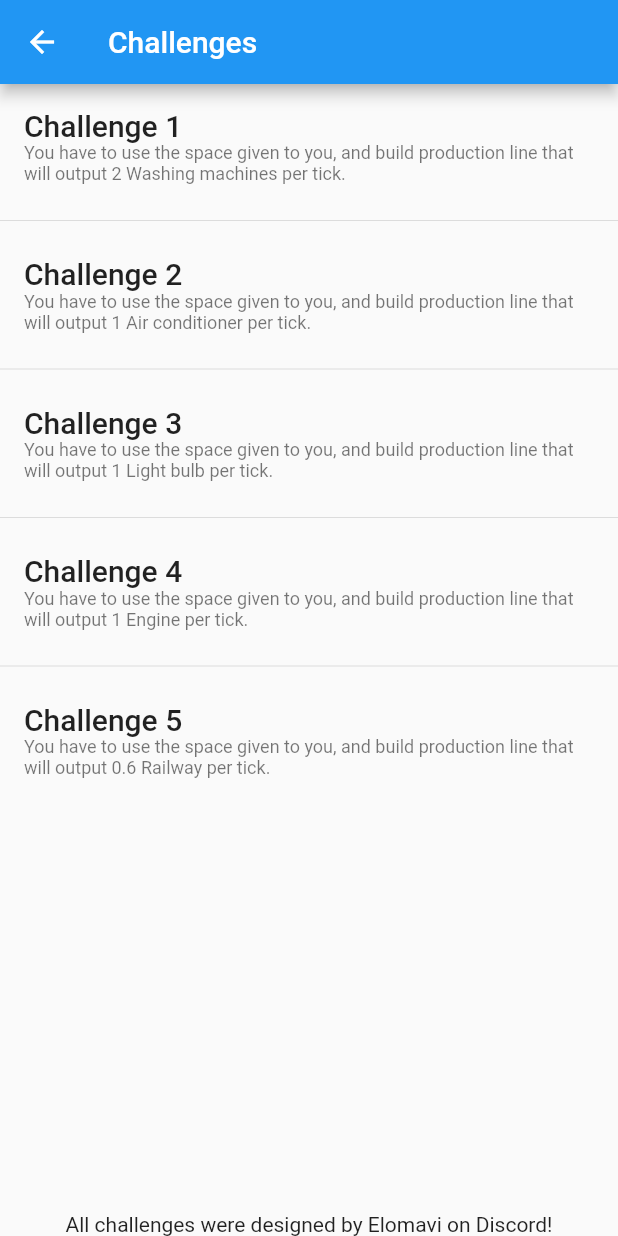
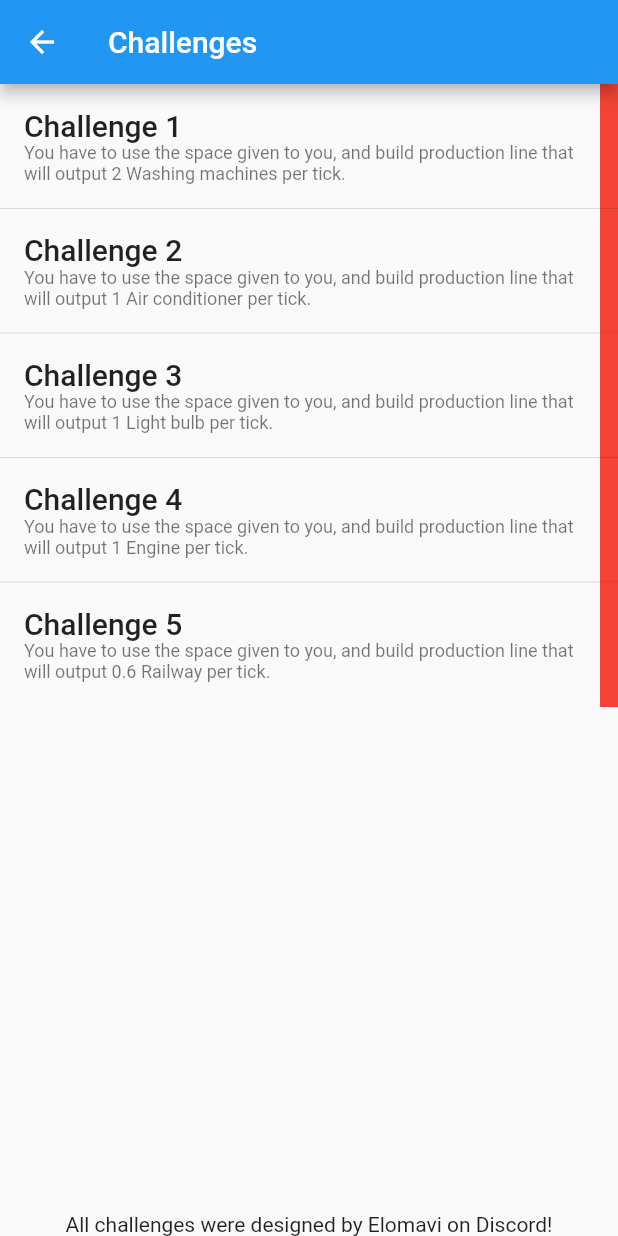
Before and after one commit to Flutter-Buddies/flutter_factory, a Flutter app: the screen it shows after launch, after a tap on "Challenges", on a phone screen of 412 x 824 dp. Run offline on Flutter 3.47's test engine with Material 2 defaults, Android fonts, the phone set to English and light mode, and no system bars; our stand-ins replace hive, hive_flutter, rxdart; accounts and stored records are empty.

Commit message:
Fix challenges

```diff
--- a/lib/game/model/factory_material_model.dart
+++ b/lib/game/model/factory_material_model.dart
@@ -106,7 +106,7 @@ abstract class FactoryMaterialModel{
   Color getColor(){
     switch(type){
       case FactoryMaterialType.iron:
-        return Colors.grey.shade300;
+        return Colors.grey.shade600;
       case FactoryMaterialType.copper:
         return Colors.orange;
       case FactoryMaterialType.diamond:
@@ -114,7 +114,7 @@ abstract class FactoryMaterialModel{
       case FactoryMaterialType.gold:
         return Colors.yellow;
       case FactoryMaterialType.aluminium:
-        return Colors.grey.shade100;
+        return Colors.grey.shade50;
       default:
         return Colors.red;
     }
--- a/lib/ui/screens/challenges_page.dart
+++ b/lib/ui/screens/challenges_page.dart
@@ -15,9 +15,40 @@ import 'package:flutter_factory/ui/widgets/info_widgets/selected_object_info.dar
 import 'package:flutter_factory/ui/widgets/info_widgets/seller_info.dart';
 import 'package:flutter_factory/ui/widgets/info_widgets/sorter_options.dart';
 import 'package:flutter_factory/ui/widgets/info_widgets/splitter_options.dart';
+import 'package:hive/hive.dart';
+import 'package:hive_flutter/hive_flutter.dart';
 
-class ChallengesListPage extends StatelessWidget {
+class ChallengesListPage extends StatefulWidget {
   ChallengesListPage({Key key}) : super(key: key);
+
+  @override
+  _ChallengesListPageState createState() => _ChallengesListPageState();
+}
+
+class _ChallengesListPageState extends State<ChallengesListPage> {
+  List<bool> _completed = <bool>[];
+
+  @override
+  void initState() {
+    super.initState();
+
+    _openBoxes();
+  }
+
+  void _openBoxes() async {
+    for(int i = 0; i < 5; i++){
+      Box _box = await Hive.openBox('challenge_$i');
+      print(_box.get('did_complete'));
+
+      if(mounted){
+        setState((){
+          _completed.add(_box.get('did_complete') ?? false);
+        });
+      }
+
+    }
+
+  }
 
   @override
   Widget build(BuildContext context) {
@@ -31,10 +62,20 @@ class ChallengesListPage extends StatelessWidget {
             child: ListView.separated(
               itemCount: 5,
               separatorBuilder: (BuildContext context, int i){
-                return Divider();
+                return Divider(height: 0.0);
               },
               itemBuilder: (BuildContext context, int i){
-                return Container(
+                return Stack(
+                  children: <Widget>[
+                    Positioned(
+                      right: 0.0,
+                      child: Container(
+                        height: 90.0,
+                        width: 12.0,
+                        color: _completed.isEmpty ? Colors.white : _completed[i] ? Colors.green : Colors.red,
+                      ),
+                    ),
+                    Container(
                       padding: const EdgeInsets.symmetric(vertical: 12.0),
                       child: ListTile(
                         onTap: (){
@@ -54,6 +95,8 @@ class ChallengesListPage extends StatelessWidget {
                           style: Theme.of(context).textTheme.caption,
                         ),
                       ),
+                    ),
+                  ],
                 );
               },
             ),
@@ -79,6 +122,13 @@ class _ChallengesPageState extends State<ChallengesPage> with SingleTickerProvid
   ChallengesBloc _bloc;
   GlobalKey<ScaffoldState> _key = GlobalKey();
 
+
+   @override
+   void dispose(){
+     _bloc.dispose();
+     super.dispose();
+   }
+
   Widget _showSettings(){
     return Container(
       width: MediaQuery.of(context).size.width * 0.8,
@@ -95,7 +145,7 @@ class _ChallengesPageState extends State<ChallengesPage> with SingleTickerProvid
                 onPressed: _bloc.increaseGameSpeed,
                 child: Icon(Icons.remove),
               ),
-              Text('Tick speed: ${_bloc.gameSpeed}'),
+              Text('Tick speed: ${_bloc.gameSpeed} ms'),
               FloatingActionButton(
                 onPressed: _bloc.decreaseGameSpeed,
                 child: Icon(Icons.add),
@@ -164,7 +214,10 @@ class _ChallengesPageState extends State<ChallengesPage> with SingleTickerProvid
         child: Icon(Icons.build),
       );
     }else if(!_equipment.isMutable){
-      return SizedBox.shrink();
+      return Container(
+        color: Colors.white,
+        child: InfoWindow(_bloc)
+      );
     }else{
       return Row(
         mainAxisAlignment: MainAxisAlignment.spaceBetween,
@@ -265,8 +318,10 @@ class _ChallengesPageState extends State<ChallengesPage> with SingleTickerProvid
                     filter: ImageFilter.blur(sigmaX: 2.0, sigmaY: 2.0),
                     child: Stack(
                       children: <Widget>[
-                        Container(
-                          color: Color.lerp(Colors.red, Colors.green, _bloc.complete).withOpacity(0.4),
+                        AnimatedContainer(
+                          duration: Duration(milliseconds: _bloc.gameSpeed),
+                          curve: Curves.easeOutCubic,
+                          color: Color.lerp(Colors.red, Colors.green, _bloc.complete).withOpacity(_bloc.complete == 1.0 ? 0.9 : 0.6),
                           height: 110.0,
                           width: MediaQuery.of(context).size.width * _bloc.complete,
                         ),
@@ -300,6 +355,9 @@ class _ChallengesPageState extends State<ChallengesPage> with SingleTickerProvid
                                                 style: Theme.of(context).textTheme.title.copyWith(color: Colors.white),
                                               ),
                                               Text(_bloc.getChallengeGoalDescription(),
+                                                style: Theme.of(context).textTheme.caption.copyWith(color: Colors.white),
+                                              ),
+                                              Text('Current production: ${(_bloc.complete * _bloc.challengeGoal.values.first).toStringAsFixed(2)}',
                                                 style: Theme.of(context).textTheme.caption.copyWith(color: Colors.white),
                                               ),
                                             ],
@@ -425,7 +483,7 @@ class InfoWindow extends StatelessWidget {
     }
 
     Widget _showDispenserOptions(){
-      return DispenserOptionsWidget(dispenser: _selectedEquipment.where((FactoryEquipmentModel fe) => fe is Dispenser && fe.isMutable).map<Dispenser>((FactoryEquipmentModel fe) => fe).toList(), progress: _bloc.progress);
+      return DispenserOptionsWidget(dispenser: _selectedEquipment.where((FactoryEquipmentModel fe) => fe is Dispenser).map<Dispenser>((FactoryEquipmentModel fe) => fe).toList(), progress: _bloc.progress);
     }
 
     Widget _showSplitterOptions(){
@@ -437,7 +495,7 @@ class InfoWindow extends StatelessWidget {
     }
 
     Widget _showCrafterOptions(){
-      return CrafterOptionsWidget(crafter: _selectedEquipment.where((FactoryEquipmentModel fe) => fe is Crafter && fe.isMutable).map<Crafter>((FactoryEquipmentModel fe) => fe).toList(), progress: _bloc.progress);
+      return CrafterOptionsWidget(crafter: _selectedEquipment.where((FactoryEquipmentModel fe) => fe is Crafter).map<Crafter>((FactoryEquipmentModel fe) => fe).toList(), progress: _bloc.progress);
     }
 
     Widget _showRotationOptions(){
@@ -480,7 +538,9 @@ class InfoWindow extends StatelessWidget {
         break;
     }
 
+    if(_equipment.isMutable){
       _options.add(_showRotationOptions());
+    }
 
     return Container(
       child: SingleChildScrollView(
--- a/pubspec.yaml
+++ b/pubspec.yaml
@@ -24,6 +24,7 @@ dependencies:
   url_launcher: ^5.1.3
   path_provider: ^1.3.0
   hive: ^1.0.0
+  hive_flutter: ^0.2.1
   # The following adds the Cupertino Icons font to your application.
   # Use with the CupertinoIcons class for iOS style icons.
   cupertino_icons: ^0.1.2
```
Also changed, not shown: lib/game_bloc.dart (+14 -13 lines), lib/ui/screens/main_page.dart (+6 -1 lines), lib/ui/widgets/info_widgets/dispenser_options.dart (+67 -4 lines), lib/ui/widgets/info_widgets/seller_info.dart (+13 -1 lines), pubspec.lock. Lines whose indentation alone changed are shown as unchanged.
